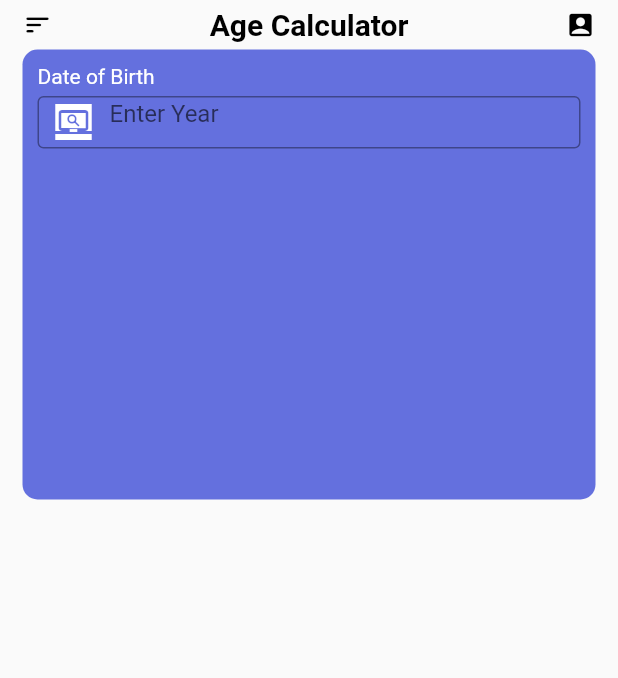
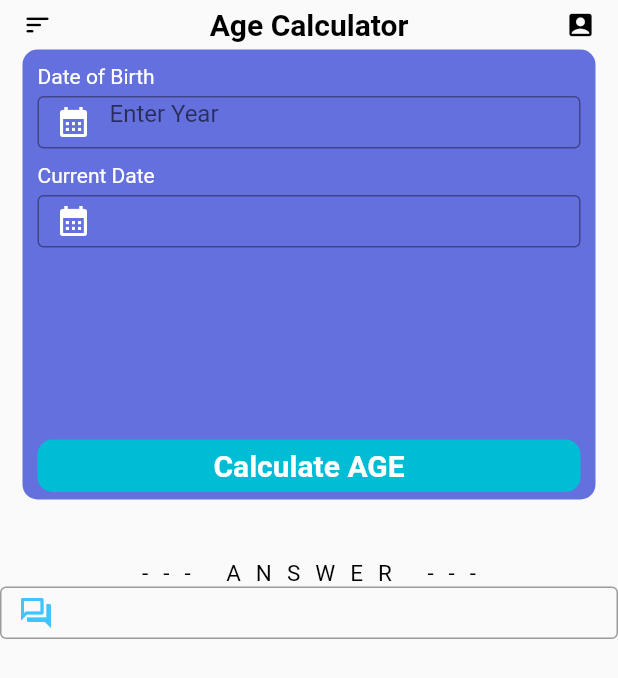
Before and after one commit to VivekTailor19/practice_flutter_topics, a Flutter app: the screen it shows after launch, on a phone screen of 412 x 824 dp. Shown: the top 678 px of the screen. Run offline on Flutter 3.47's test engine with Material 2 defaults, Android fonts, the light colour scheme and no system bars.

Commit message:
age_calculator_ui

```diff
--- a/lib/Age_Calculator_UI/age_calculator_ui.dart
+++ b/lib/Age_Calculator_UI/age_calculator_ui.dart
@@ -37,7 +37,7 @@ class _Age_Calculator_UIState extends State<Age_Calculator_UI> {
                   Icon(Icons.account_box, color: Colors.black, size: 20)
                 ],
               ),
-            ),      //AppBar
+            ), //AppBar
             SizedBox(
               height: 5,
             ),
@@ -53,24 +53,93 @@ class _Age_Calculator_UIState extends State<Age_Calculator_UI> {
                 //mainAxisAlignment: MainAxisAlignment.start,
                 crossAxisAlignment: CrossAxisAlignment.start,
                 children: [
-                  SizedBox(height: 10,),
-                  Text("Date of Birth",style: TextStyle(color: Colors.white),),
-                  SizedBox(height: 5,),
+                  SizedBox(
+                    height: 10,
+                  ),
+                  Text(
+                    "Date of Birth",
+                    style: TextStyle(color: Colors.white),
+                  ),
+                  SizedBox(
+                    height: 5,
+                  ),
                   Container(
                     height: 35,
                     width: double.infinity,
                     child: TextField(
                         decoration: InputDecoration(
-                            focusedBorder: OutlineInputBorder(
-                                borderSide: BorderSide(color: Colors.white)),
-                            border: OutlineInputBorder(),
-                            hintText: "Enter Year ",
-                            prefixIcon: Icon(Icons.screen_search_desktop,color: Colors.white,),
-                        )),
+                      focusedBorder: OutlineInputBorder(
+                          borderSide: BorderSide(color: Colors.white)),
+                      border: OutlineInputBorder(),
+                      hintText: "Enter Year ",
+                      prefixIcon: Icon(
+                        Icons.calendar_month,
+                        color: Colors.white,
+                      ),
+                    )),
                   ),
+                  SizedBox(
+                    height: 10,
+                  ),
+                  Text(
+                    "Current Date",
+                    style: TextStyle(color: Colors.white),
+                  ),
+                  SizedBox(
+                    height: 5,
+                  ),
+                  Container(
+                    height: 35,
+                    width: double.infinity,
+                    child: TextField(
+                        decoration: InputDecoration(
+                      focusedBorder: OutlineInputBorder(
+                          borderSide: BorderSide(color: Colors.white)),
+                      border: OutlineInputBorder(),
+                      prefixIcon: Icon(
+                        Icons.calendar_month,
+                        color: Colors.white,
+                      ),
+                    )),
+                  ),
+                  Spacer(),
+                  Container(
+                      height: 35,
+                      width: double.infinity,
+                      decoration: BoxDecoration(color: Colors.cyan,borderRadius: BorderRadius.circular(10)),
+                      child: Center(
+                          child: Text(
+                        "Calculate AGE",
+                        style: TextStyle(
+                            color: Colors.white,
+                            fontWeight: FontWeight.bold,
+                            fontSize: 20),
+                      ))),
+                  SizedBox(height: 5,)
                 ],
               ),
+            ),  // First
+            SizedBox(height: 40,),
+            Text(
+              "--- ANSWER ---",
+              style: TextStyle(color: Colors.black,fontSize: 15,letterSpacing: 10),
             ),
+            Container(
+              height: 35,
+              width: double.infinity,
+              child: TextField(
+                  decoration: InputDecoration(
+                    focusedBorder: OutlineInputBorder(
+                        borderSide: BorderSide(color: Colors.white)),
+                    border: OutlineInputBorder(),
+                    prefixIcon: Icon(
+                      Icons.question_answer_outlined,
+                      color: Colors.lightBlueAccent,
+                    ),
+                  )),
+            ),
+            SizedBox(height: 5,)
+
           ],
         ),
       ),
```
